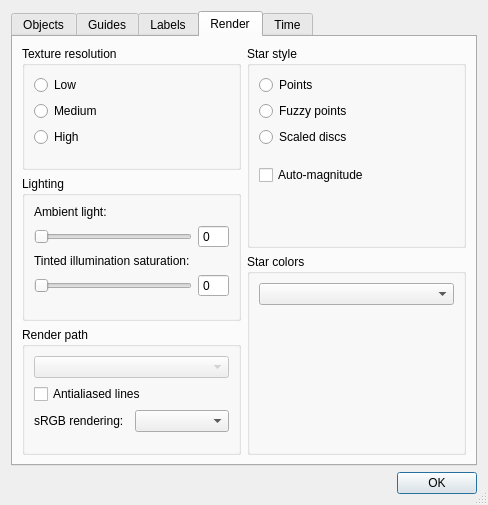
celestiamobile/Celestia, file src/celestia/qt/preferences.ui: the form before one commit.
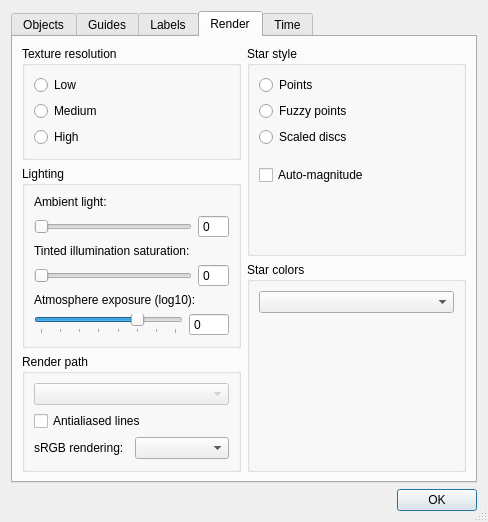
The form after the commit. The open tabs and pages were chosen to show the change.

Commit message: atmosphere: radiance-mode wrappers + exposure slider/hotkey

What changed in the file:
```diff
--- a/src/celestia/qt/preferences.ui
+++ b/src/celestia/qt/preferences.ui
@@ -969,6 +969,67 @@
               </item>
              </layout>
             </item>
+            <item>
+             <widget class="QLabel" name="atmosphereExposureLabel">
+              <property name="text">
+               <string>Atmosphere exposure (log10):</string>
+              </property>
+             </widget>
+            </item>
+            <item>
+             <layout class="QHBoxLayout" name="horizontalLayout_atmExp">
+              <item>
+               <widget class="QSlider" name="atmosphereExposureSlider">
+                <property name="minimum">
+                 <number>-50</number>
+                </property>
+                <property name="maximum">
+                 <number>20</number>
+                </property>
+                <property name="singleStep">
+                 <number>1</number>
+                </property>
+                <property name="pageStep">
+                 <number>10</number>
+                </property>
+                <property name="orientation">
+                 <enum>Qt::Horizontal</enum>
+                </property>
+                <property name="tickPosition">
+                 <enum>QSlider::TicksBelow</enum>
+                </property>
+                <property name="tickInterval">
+                 <number>10</number>
+                </property>
+               </widget>
+              </item>
+              <item>
+               <widget class="QSpinBox" name="atmosphereExposureSpinBox">
+                <property name="minimumSize">
+                 <size>
+                  <width>40</width>
+                  <height>0</height>
+                 </size>
+                </property>
+                <property name="buttonSymbols">
+                 <enum>QAbstractSpinBox::NoButtons</enum>
+                </property>
+                <property name="accelerated">
+                 <bool>true</bool>
+                </property>
+                <property name="correctionMode">
+                 <enum>QAbstractSpinBox::CorrectToNearestValue</enum>
+                </property>
+                <property name="minimum">
+                 <number>-50</number>
+                </property>
+                <property name="maximum">
+                 <number>20</number>
+                </property>
+               </widget>
+              </item>
+             </layout>
+            </item>
             <item>
              <spacer name="verticalSpacer_17">
               <property name="orientation">
```
The commit also changes 7 other files.
